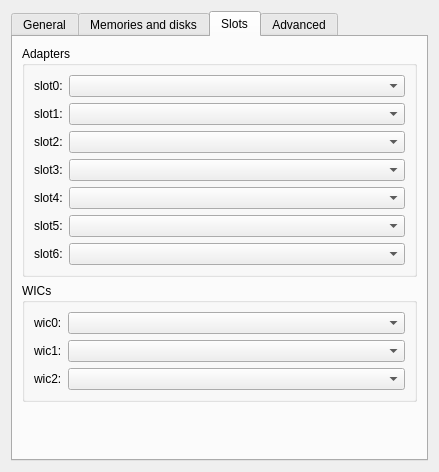
GNS3/gns3-legacy, file src/GNS3/Ui/ConfigurationPages/Form_IOSRouterPage.ui: the form before one commit.
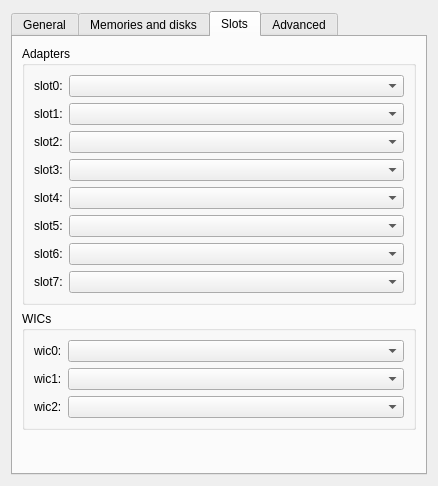
The form after the commit. The open tabs and pages were chosen to show the change.

Diff of the .ui file:
```diff
--- a/src/GNS3/Ui/ConfigurationPages/Form_IOSRouterPage.ui
+++ b/src/GNS3/Ui/ConfigurationPages/Form_IOSRouterPage.ui
@@ -6,8 +6,8 @@
    <rect>
     <x>0</x>
     <y>0</y>
-    <width>439</width>
-    <height>472</height>
+    <width>438</width>
+    <height>486</height>
    </rect>
   </property>
   <property name="windowTitle">
@@ -287,13 +287,13 @@
       <attribute name="title">
        <string>Slots</string>
       </attribute>
-      <layout class="QVBoxLayout">
+      <layout class="QVBoxLayout" name="verticalLayout">
        <item>
         <widget class="QGroupBox" name="groupBox_3">
          <property name="title">
           <string>Adapters</string>
          </property>
-         <layout class="QGridLayout">
+         <layout class="QGridLayout" name="gridLayout">
           <item row="0" column="0">
            <widget class="QLabel" name="label_6">
             <property name="sizePolicy">
@@ -406,6 +406,22 @@
           <item row="6" column="1">
            <widget class="QComboBox" name="comboBoxSlot6"/>
           </item>
+          <item row="7" column="0">
+           <widget class="QLabel" name="label_29">
+            <property name="sizePolicy">
+             <sizepolicy hsizetype="Fixed" vsizetype="Preferred">
+              <horstretch>0</horstretch>
+              <verstretch>0</verstretch>
+             </sizepolicy>
+            </property>
+            <property name="text">
+             <string>slot7:</string>
+            </property>
+           </widget>
+          </item>
+          <item row="7" column="1">
+           <widget class="QComboBox" name="comboBoxSlot7"/>
+          </item>
          </layout>
         </widget>
        </item>
```
